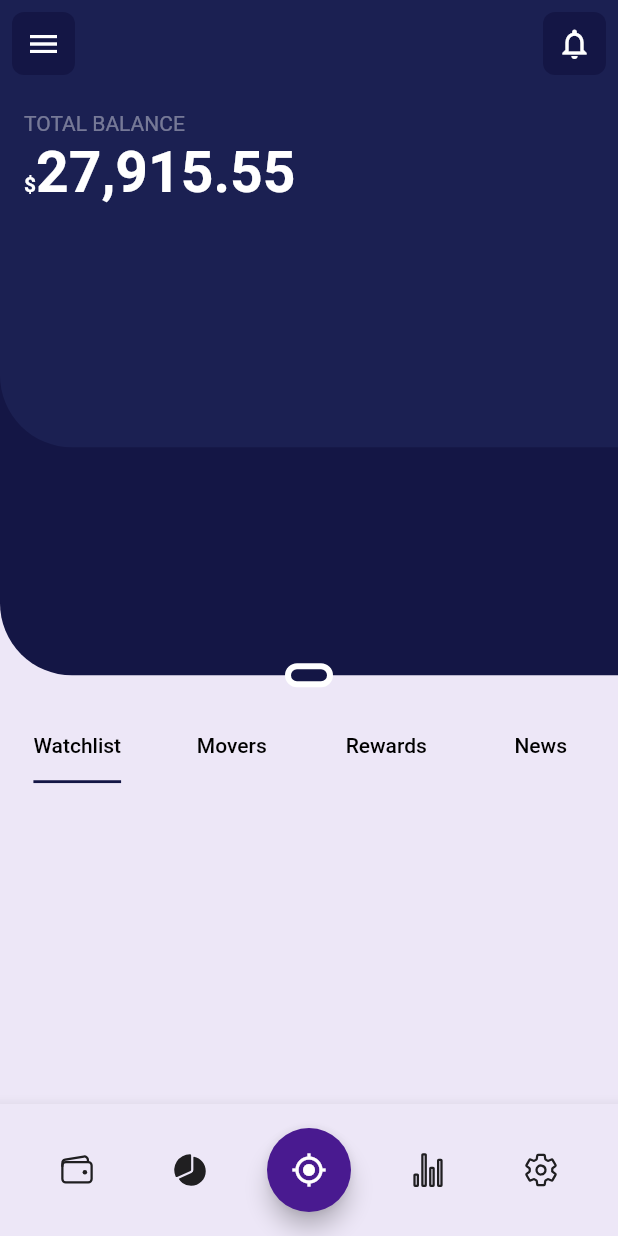
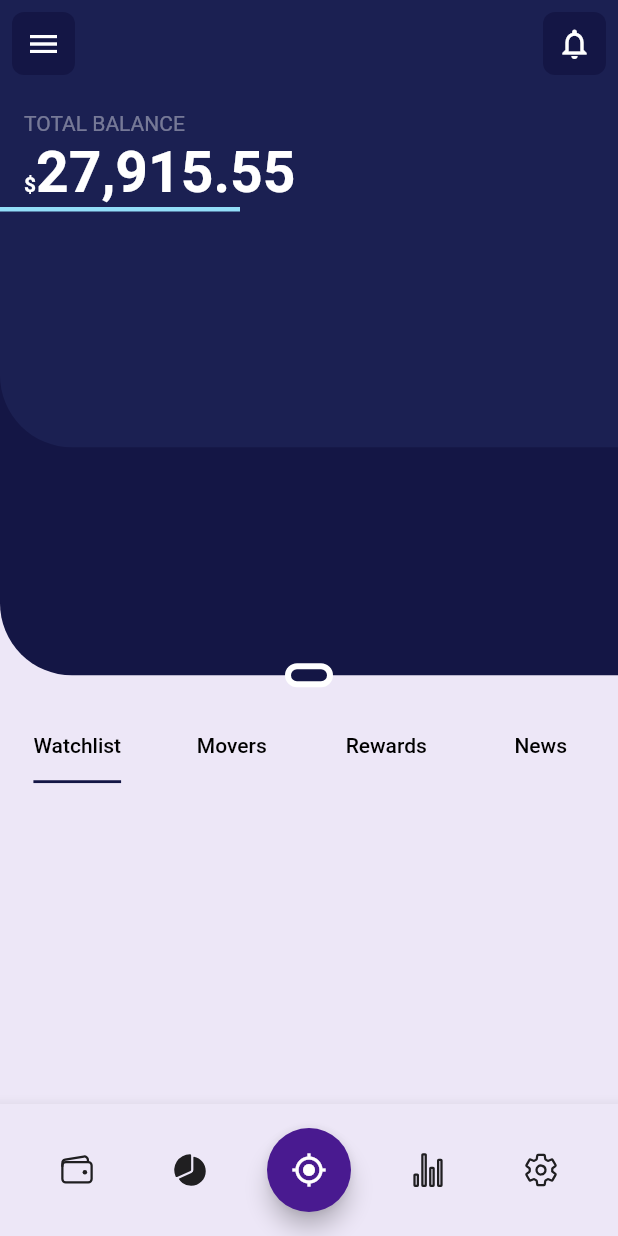
Before and after one commit to JAICHANGPARK/flutter_notebook_13th_story, a Flutter app: the screen it shows after launch, on a phone screen of 412 x 824 dp. Run offline on Flutter 3.47's test engine with Material 2 defaults, Android fonts, the light colour scheme and no system bars; our stand-ins replace flutter_svg, get, google_fonts, hooks_riverpod, ionicons, md2_tab_indicator and 2 more; missing offline and left inert: barcode.

Commit message:
Update crypto_wallet_home_page.dart

```diff
--- a/lib/ep849_crypto_wallet_app/ui/crypto_wallet_home_page.dart
+++ b/lib/ep849_crypto_wallet_app/ui/crypto_wallet_home_page.dart
@@ -14,6 +14,7 @@ class _CryptoWalletHomePageState extends State<CryptoWalletHomePage> with Single
   final Color _fabColor = Color(0xff491a90);
   final Color _topColor = Color(0xff1b2052);
   final Color _bottomColor = Color(0xff141645);
+  final Color _blueColor =Color(0xff93def9);
 
   @override
   void initState() {
@@ -108,10 +109,24 @@ class _CryptoWalletHomePageState extends State<CryptoWalletHomePage> with Single
                                       )
                                     ]
                                 ),
-
                                 textAlign: TextAlign.center,)
                               ],
                             ),
+                          ),
+                          Row(
+                            children: [
+                              Column(
+                                children: [
+                                  Container(
+                                    height: 3,
+                                    width: 160,
+                                    decoration: BoxDecoration(
+                                      color:_blueColor
+                                    ),
+                                  )
+                                ],
+                              )
+                            ],
                           )
 
                         ],
```
